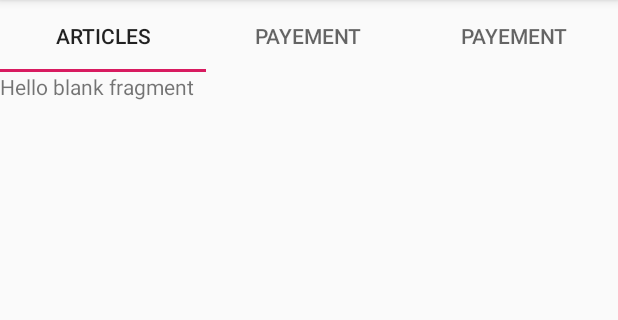
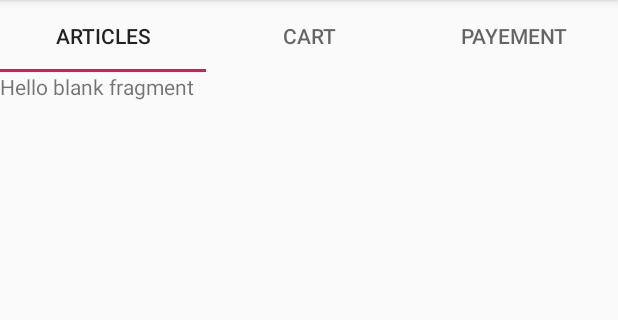
Before and after one commit to natdev/CashManager, an Android app: the CashActivity screen opened directly, with no data from a screen before it, on a phone screen of 412 x 824 dp, the part 84-404 px from its top. Run offline under Robolectric (Android 15) with nearby library versions, the phone set to English and light mode, and no system bars.

Commit message:
menu correction

```diff
--- a/app/src/main/java/com/example/cash_manager_front/PageAdapter.kt
+++ b/app/src/main/java/com/example/cash_manager_front/PageAdapter.kt
@@ -24,6 +24,7 @@ class PageAdapter(fm: FragmentManager) : FragmentPagerAdapter(fm) {
     override fun getPageTitle(position: Int): CharSequence? {
         return when (position) {
             0 -> "Articles"
+            1 -> "Cart"
             else -> {
                 return "Payement"
             }
```
